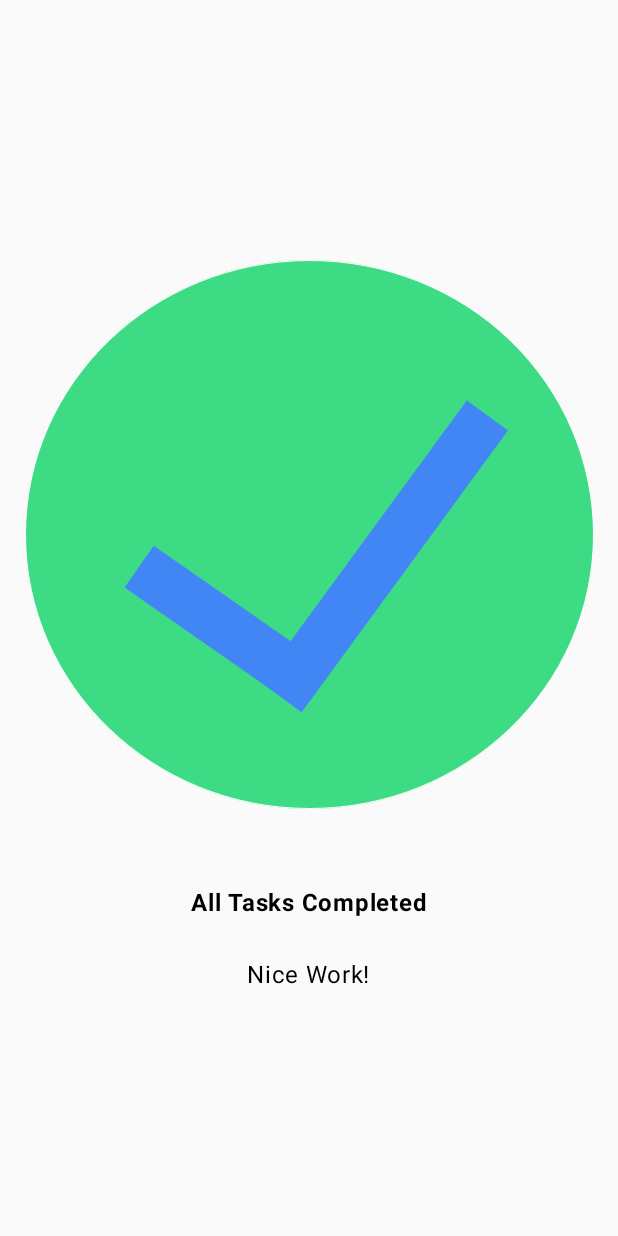
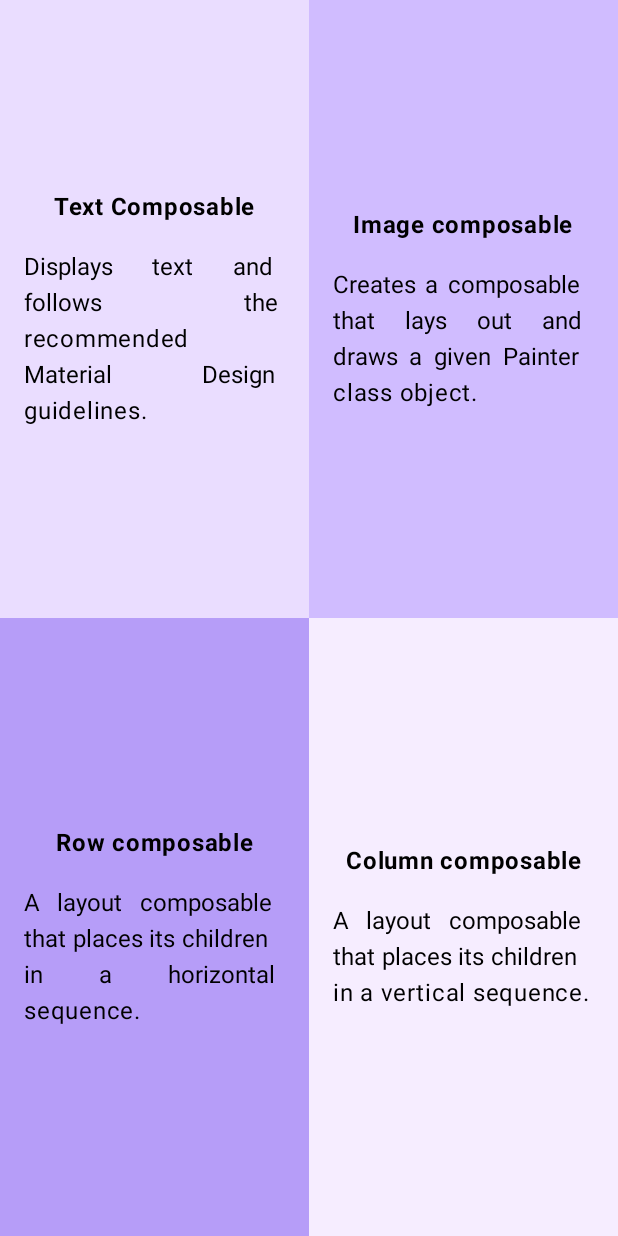
Before and after one commit to em-torres/android_happybirthday, an Android app built with Jetpack Compose: the screen it shows after launch (MainActivity), on a phone screen of 412 x 824 dp. Run offline under Robolectric (Android 15) with nearby library versions, the phone set to English and light mode, and no system bars.

Commit message:
feature: Quadrant exercise completion

```diff
--- a/app/src/main/java/com/cuanticosoluciones/happybirthday/MainActivity.kt
+++ b/app/src/main/java/com/cuanticosoluciones/happybirthday/MainActivity.kt
@@ -4,21 +4,23 @@ import android.os.Bundle
 import androidx.activity.ComponentActivity
 import androidx.activity.compose.setContent
 import androidx.activity.enableEdgeToEdge
-import androidx.compose.foundation.Image
+import androidx.compose.foundation.background
 import androidx.compose.foundation.layout.Arrangement
 import androidx.compose.foundation.layout.Column
+import androidx.compose.foundation.layout.Row
 import androidx.compose.foundation.layout.fillMaxSize
+import androidx.compose.foundation.layout.fillMaxWidth
 import androidx.compose.foundation.layout.padding
 import androidx.compose.material3.Text
 import androidx.compose.runtime.Composable
 import androidx.compose.ui.Alignment
 import androidx.compose.ui.Modifier
-import androidx.compose.ui.layout.ContentScale
-import androidx.compose.ui.res.painterResource
+import androidx.compose.ui.graphics.Color
 import androidx.compose.ui.res.stringResource
+import androidx.compose.ui.text.font.FontWeight
+import androidx.compose.ui.text.style.TextAlign
 import androidx.compose.ui.tooling.preview.Preview
 import androidx.compose.ui.unit.dp
-import androidx.compose.ui.unit.sp
 import com.cuanticosoluciones.happybirthday.ui.theme.HappyBirthdayTheme
 
 class MainActivity : ComponentActivity() {
@@ -27,7 +29,7 @@ class MainActivity : ComponentActivity() {
         enableEdgeToEdge()
         setContent {
             HappyBirthdayTheme {
-                TaskManager(Modifier)
+                QuadrantLayout()
             }
         }
     }
@@ -35,31 +37,62 @@ class MainActivity : ComponentActivity() {
 
 @Preview(showBackground = true)
 @Composable
-fun TaskManagerPreview() {
-    TaskManager(Modifier)
+fun QuadrantPreview() {
+    QuadrantLayout()
 }
 
 @Composable
-fun TaskManager(modifier: Modifier = Modifier) {
+fun QuadrantLayout(modifier: Modifier = Modifier) {
+    Column(Modifier.fillMaxWidth()) {
+        Row(Modifier.weight(1f)) {
+            QuadrantContent(
+                title = stringResource(R.string.title_1),
+                content = stringResource(R.string.content_1),
+                bgColor = Color(0xFFEADDFF),
+                modifier = Modifier.weight(1f)
+            )
+            QuadrantContent(
+                title = stringResource(R.string.title_2),
+                content = stringResource(R.string.content_2),
+                bgColor = Color(0xFFD0BCFF),
+                modifier = Modifier.weight(1f)
+            )
+        }
+        Row(Modifier.weight(1f)) {
+            QuadrantContent(
+                title = stringResource(R.string.title_3),
+                content = stringResource(R.string.content_3),
+                bgColor = Color(0xFFB69DF8),
+                modifier = Modifier.weight(1f)
+            )
+            QuadrantContent(
+                title = stringResource(R.string.title_4),
+                content = stringResource(R.string.content_4),
+                bgColor = Color(0xFFF6EDFF),
+                modifier = Modifier.weight(1f)
+            )
+        }
+    }
+}
+
+@Composable
+fun QuadrantContent(modifier: Modifier = Modifier, title: String, content: String, bgColor: androidx.compose.ui.graphics.Color) {
     Column(
-        modifier = Modifier.fillMaxSize(),
+        modifier = modifier
+            .fillMaxSize()
+            .background(bgColor)
+            .padding(16.dp),
         verticalArrangement = Arrangement.Center,
         horizontalAlignment = Alignment.CenterHorizontally
     ) {
-        Image(
-            painter = painterResource(id = R.drawable.ic_task_completed),
-            contentDescription = stringResource(id = R.string.tasks_completed_title),
-            contentScale = ContentScale.Crop,
-            modifier = modifier.padding(16.dp)
+        Text(
+            text = title,
+            modifier = Modifier.padding(bottom = 16.dp),
+            fontWeight = FontWeight.Bold
         )
         Text(
-            text = stringResource(id = R.string.tasks_completed_title),
-            fontWeight = androidx.compose.ui.text.font.FontWeight.Bold,
-            modifier = modifier.padding(top=24.dp, bottom=8.dp)
-        )
-        Text(text = stringResource(id = R.string.tasks_completed_qualification),
-            fontSize = 16.sp,
-            modifier = modifier.padding(16.dp)
+            text = content,
+            textAlign = TextAlign.Justify
         )
     }
 }
--- a/app/src/main/res/values/colors.xml
+++ b/app/src/main/res/values/colors.xml
@@ -7,4 +7,10 @@
     <color name="teal_700">#FF018786</color>
     <color name="black">#FF000000</color>
     <color name="white">#FFFFFFFF</color>
+
+    <!-- Quadrants Colors -->
+<!--    <color name="quadrant_1">0xFFEADDFF</color>-->
+<!--    <color name="quadrant_2">0xFFD0BCFF</color>-->
+<!--    <color name="quadrant_3">0xFFB69DF8</color>-->
+<!--    <color name="quadrant_4">0xFFF6EDFF</color>-->
 </resources>
--- a/app/src/main/res/values/strings.xml
+++ b/app/src/main/res/values/strings.xml
@@ -12,4 +12,15 @@
     <!-- Tasks Completed Strings -->
     <string name="tasks_completed_title">All Tasks Completed</string>
     <string name="tasks_completed_qualification">Nice Work!</string>
+
+    <!-- Quadrants Strings -->
+    <string name="title_1">Text Composable</string>
+    <string name="title_2">Image composable</string>
+    <string name="title_3">Row composable</string>
+    <string name="title_4">Column composable</string>
+
+    <string name="content_1">Displays text and follows the recommended Material Design guidelines.</string>
+    <string name="content_2">Creates a composable that lays out and draws a given Painter class object.</string>
+    <string name="content_3">A layout composable that places its children in a horizontal sequence.</string>
+    <string name="content_4">A layout composable that places its children in a vertical sequence.</string>
 </resources>
```
Also changed, not shown: 1 other file.
